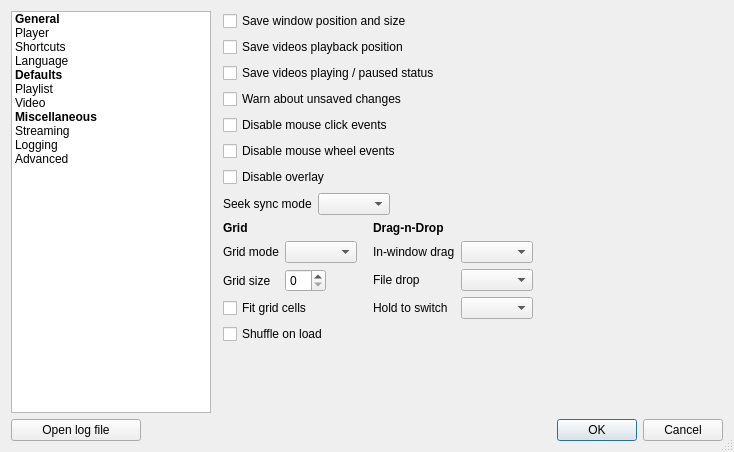
Above: resources/ui/settings_dialog.ui from vzhd1701/gridplayer before the change. Below: the same form after it.
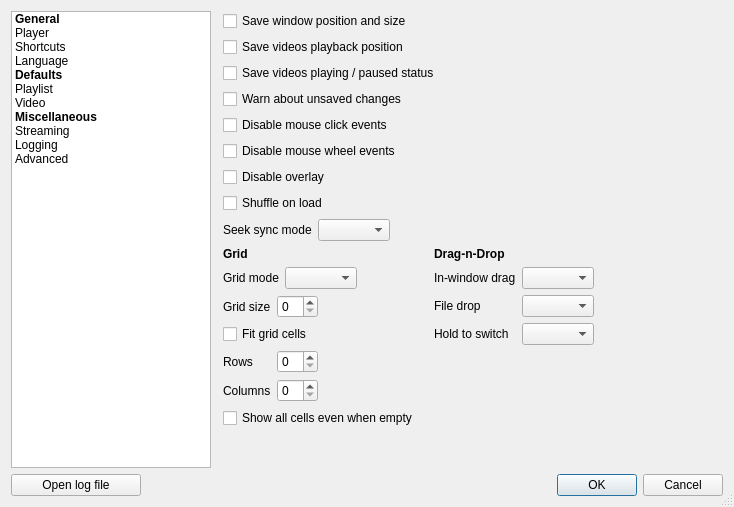
That is the form after the change. Custom widgets are drawn as their Qt base class.

Commit message: feat: add fixed size grid mode

Diff of the .ui file:
```diff
--- a/resources/ui/settings_dialog.ui
+++ b/resources/ui/settings_dialog.ui
@@ -2,14 +2,6 @@
 <ui version="4.0">
  <class>SettingsDialog</class>
  <widget class="QDialog" name="SettingsDialog">
-  <property name="geometry">
-   <rect>
-    <x>0</x>
-    <y>0</y>
-    <width>732</width>
-    <height>452</height>
-   </rect>
-  </property>
   <property name="windowTitle">
    <string>Settings</string>
   </property>
@@ -562,6 +554,13 @@
            </property>
           </widget>
          </item>
+         <item>
+          <widget class="QCheckBox" name="gridShuffleOnLoad">
+           <property name="text">
+            <string>Shuffle on load</string>
+           </property>
+          </widget>
+         </item>
          <item>
           <layout class="QFormLayout" name="formLayout_2">
            <property name="fieldGrowthPolicy">
@@ -592,12 +591,6 @@
            </property>
            <item>
             <layout class="QVBoxLayout" name="verticalLayout_2">
-             <property name="leftMargin">
-              <number>0</number>
-             </property>
-             <property name="bottomMargin">
-              <number>0</number>
-             </property>
              <item>
               <widget class="QLabel" name="label">
                <property name="font">
@@ -618,23 +611,30 @@
                <item row="0" column="1">
                 <widget class="QComboBox" name="gridMode"/>
                </item>
-               <item row="1" column="0">
+               <item row="0" column="0">
+                <widget class="QLabel" name="gridModeLabel">
+                 <property name="text">
+                  <string>Grid mode</string>
+                 </property>
+                </widget>
+               </item>
+              </layout>
+             </item>
+             <item>
+              <layout class="QFormLayout" name="formLayout_12">
+               <property name="fieldGrowthPolicy">
+                <enum>QFormLayout::FieldsStayAtSizeHint</enum>
+               </property>
+               <item row="0" column="0">
                 <widget class="QLabel" name="gridSizeLabel">
                  <property name="text">
                   <string>Grid size</string>
                  </property>
                 </widget>
                </item>
-               <item row="1" column="1">
+               <item row="0" column="1">
                 <widget class="QSpinBox" name="gridSize"/>
                </item>
-               <item row="0" column="0">
-                <widget class="QLabel" name="gridModeLabel">
-                 <property name="text">
-                  <string>Grid mode</string>
-                 </property>
-                </widget>
-               </item>
               </layout>
              </item>
              <item>
@@ -645,9 +645,36 @@
               </widget>
              </item>
              <item>
-              <widget class="QCheckBox" name="gridShuffleOnLoad">
+              <layout class="QFormLayout" name="formLayout_11">
+               <property name="fieldGrowthPolicy">
+                <enum>QFormLayout::FieldsStayAtSizeHint</enum>
+               </property>
+               <item row="0" column="0">
+                <widget class="QLabel" name="gridRowsLabel">
+                 <property name="text">
+                  <string>Rows</string>
+                 </property>
+                </widget>
+               </item>
+               <item row="0" column="1">
+                <widget class="QSpinBox" name="gridRows"/>
+               </item>
+               <item row="1" column="0">
+                <widget class="QLabel" name="gridColsLabel">
+                 <property name="text">
+                  <string>Columns</string>
+                 </property>
+                </widget>
+               </item>
+               <item row="1" column="1">
+                <widget class="QSpinBox" name="gridCols"/>
+               </item>
+              </layout>
+             </item>
+             <item>
+              <widget class="QCheckBox" name="gridPreallocate">
                <property name="text">
-                <string>Shuffle on load</string>
+                <string>Show all cells even when empty</string>
                </property>
               </widget>
              </item>
```
The commit also changes 30 other files.
